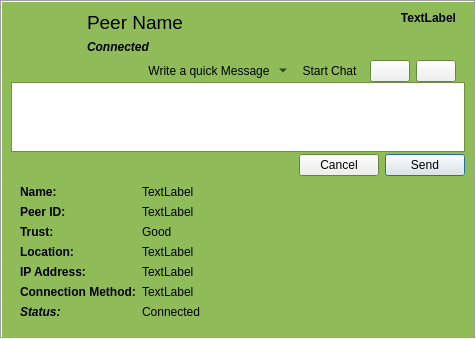
The window that retroshare-gui/src/gui/feeds/PeerItem.ui (RetroShare/RetroShare) describes before a commit, drawn with Qt 5.
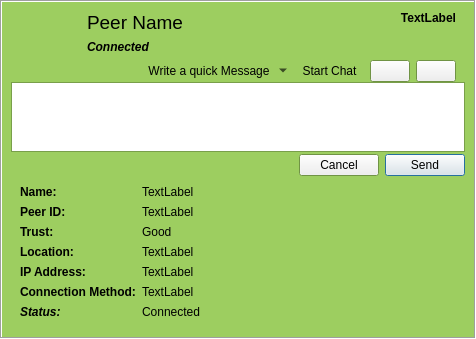
The same window after the commit. Icons and pictures are not drawn. Custom widgets are drawn as their Qt base class.

Commit message: Added window icon for the application. All windows without a parent are now showing this icon. Tweaked standard style of the feed items.

```diff
--- a/retroshare-gui/src/gui/feeds/PeerItem.ui
+++ b/retroshare-gui/src/gui/feeds/PeerItem.ui
@@ -28,9 +28,9 @@
         <colorrole role="Window">
          <brush brushstyle="SolidPattern">
           <color alpha="255">
-           <red>143</red>
-           <green>188</green>
-           <blue>88</blue>
+           <red>157</red>
+           <green>206</green>
+           <blue>96</blue>
           </color>
          </brush>
         </colorrole>
@@ -39,9 +39,9 @@
         <colorrole role="Window">
          <brush brushstyle="SolidPattern">
           <color alpha="255">
-           <red>143</red>
-           <green>188</green>
-           <blue>88</blue>
+           <red>157</red>
+           <green>206</green>
+           <blue>96</blue>
           </color>
          </brush>
         </colorrole>
@@ -50,9 +50,9 @@
         <colorrole role="Window">
          <brush brushstyle="SolidPattern">
           <color alpha="255">
-           <red>143</red>
-           <green>188</green>
-           <blue>88</blue>
+           <red>157</red>
+           <green>206</green>
+           <blue>96</blue>
           </color>
          </brush>
         </colorrole>
```
The commit also changes 3 other files.
